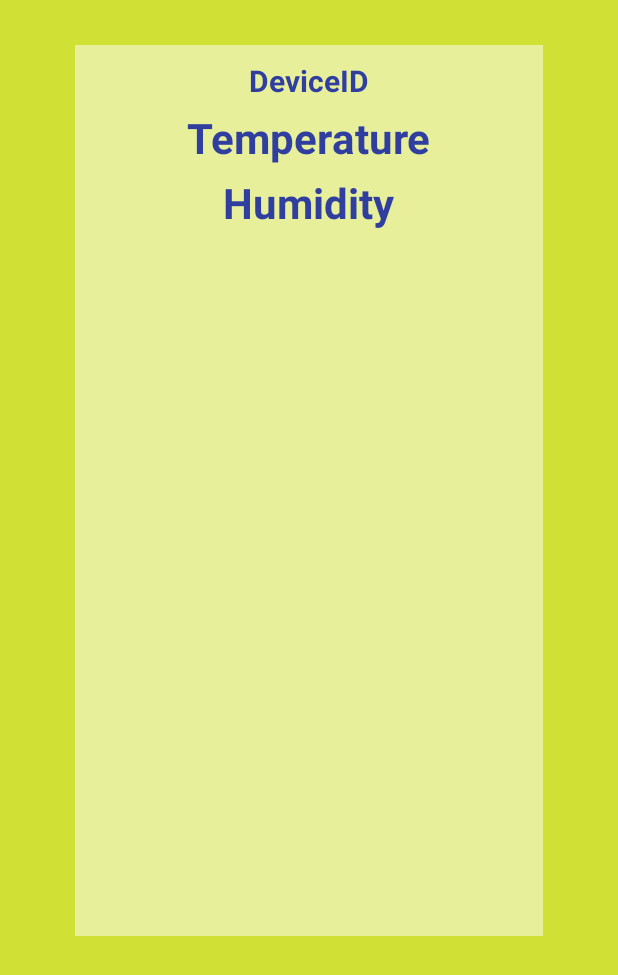
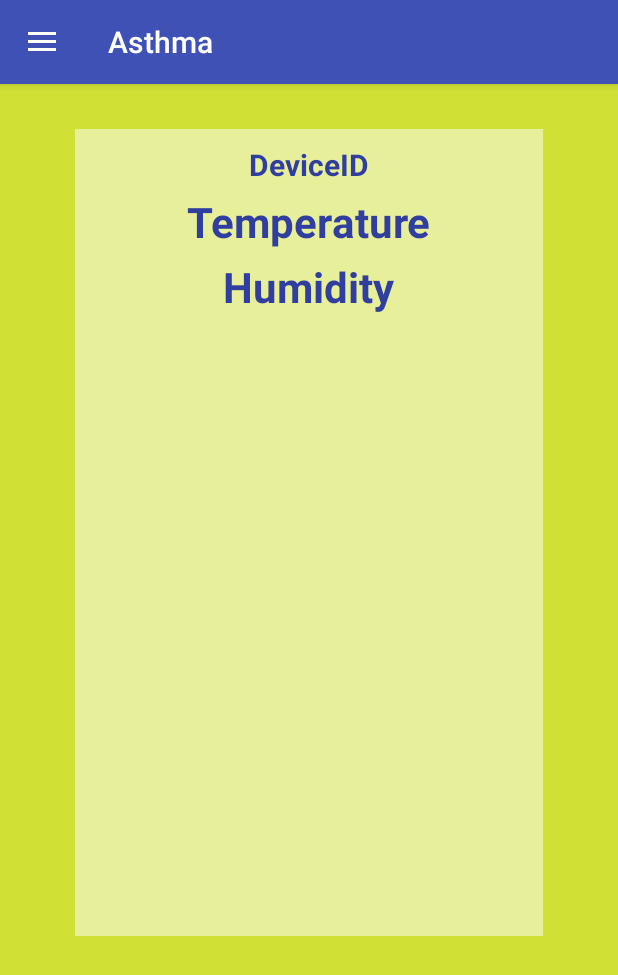
Before and after one commit to MuradAhmad/Asthma, an Android app: the screen it shows after launch (MainActivity), in the side drawer, after a tap on "Medication", on a phone screen of 412 x 824 dp. Shown: the top 975 px of the screen. Run offline under Robolectric (Android 15) with nearby library versions, the phone set to English and light mode, and no system bars; libraries missing offline, so code that uses them is left out: com.neovisionaries.bluetooth, org.altbeacon.beacon; 1 statement that could not run was skipped.

Commit message:
update
update

```diff
--- a/app/src/main/java/com/example/murahmad/asthma/MainActivity.java
+++ b/app/src/main/java/com/example/murahmad/asthma/MainActivity.java
@@ -18,12 +18,16 @@ import android.os.Build;
 import android.os.Handler;
 import android.os.RemoteException;
 import android.provider.Settings;
+import android.support.annotation.NonNull;
 import android.support.annotation.RequiresApi;
 import android.support.v4.app.ActivityCompat;
 import android.support.v4.content.ContextCompat;
+import android.support.v4.widget.DrawerLayout;
+import android.support.v7.app.ActionBarDrawerToggle;
 import android.support.v7.app.AppCompatActivity;
 import android.os.Bundle;
 import android.util.Log;
+import android.view.MenuItem;
 import android.view.View;
 import android.widget.Button;
 import android.widget.TextView;
@@ -62,6 +66,10 @@ public class MainActivity extends AppCompatActivity {
         int rssi;
         byte[] scanData;
     }
+
+
+    private DrawerLayout drawerLayout;
+    private ActionBarDrawerToggle actionBarDrawerToggle;
 
 
     private static final String TAG = "MainActivity";
@@ -108,7 +116,11 @@ public class MainActivity extends AppCompatActivity {
     protected void onCreate(Bundle savedInstanceState) {
         super.onCreate(savedInstanceState);
         setContentView(R.layout.activity_main);
-
+        drawerLayout = (DrawerLayout) findViewById(R.id.drawer);
+        actionBarDrawerToggle = new ActionBarDrawerToggle(this, drawerLayout, R.string.open, R.string.close);
+        drawerLayout.addDrawerListener(actionBarDrawerToggle);
+        actionBarDrawerToggle.syncState();
+        getSupportActionBar().setDisplayHomeAsUpEnabled(true);
 
 
         txtTemperature = (TextView) findViewById(R.id.txtTemperature);
@@ -129,7 +141,6 @@ public class MainActivity extends AppCompatActivity {
 
 
         beaconManager = BeaconManager.getInstanceForApplication(this);
-
 
 
         handler = new Database(this);
@@ -174,10 +185,10 @@ public class MainActivity extends AppCompatActivity {
                 //For eg. textView.setText("SOME TEXT")
                 cursor = db.rawQuery("SELECT * FROM " + Database.DEVICE_TABLE, null);
 
-                if(cursor != null) {
+                if (cursor != null) {
                     cursor.moveToFirst();
 
-                    if(cursor.getCount() > 0){
+                    if (cursor.getCount() > 0) {
 // get values from cursor here
 
 
@@ -186,7 +197,7 @@ public class MainActivity extends AppCompatActivity {
                         String humidity = cursor.getString(cursor.getColumnIndex(Database.HUMIDITY));
 
                         txtDeviceId.setText(deviceId);
-                        txtTemperature.setText(temperature + " °C " );
+                        txtTemperature.setText(temperature + " °C ");
                         txtHumidity.setText(humidity + " % ");
 
                         Log.d("Device ID from Main: ", deviceId);
@@ -199,9 +210,16 @@ public class MainActivity extends AppCompatActivity {
 
     }
 
+    @Override
+    public boolean onOptionsItemSelected(MenuItem item) {
+
+        if (actionBarDrawerToggle.onOptionsItemSelected(item)) {
+            return true;
+        }
 
 
-
+        return super.onOptionsItemSelected(item);
+    }
 
 
 
@@ -341,6 +359,7 @@ Intent intent = new Intent(MainActivity.this, RuuviTagScanner.class);
 
         super.onStart();
     }
+
     @Override
     protected void onResume() {
         super.onResume();
@@ -353,23 +372,36 @@ Intent intent = new Intent(MainActivity.this, RuuviTagScanner.class);
 
         List<String> listPermissionsNeeded = new ArrayList<>();
 
-        if(permissionCoarseLocation != PackageManager.PERMISSION_GRANTED) {
+        if (permissionCoarseLocation != PackageManager.PERMISSION_GRANTED) {
             listPermissionsNeeded.add(Manifest.permission.ACCESS_COARSE_LOCATION);
         }
 
-        if(permissionWriteExternal != PackageManager.PERMISSION_GRANTED) {
+        if (permissionWriteExternal != PackageManager.PERMISSION_GRANTED) {
             listPermissionsNeeded.add(Manifest.permission.WRITE_EXTERNAL_STORAGE);
         }
 
-        if(!listPermissionsNeeded.isEmpty()) {
+        if (!listPermissionsNeeded.isEmpty()) {
             ActivityCompat.requestPermissions(this, listPermissionsNeeded.toArray(new String[listPermissionsNeeded.size()]), 1);
         }
 
 
     }
+
     @Override
     protected void onStop() {
         super.onStop();
     }
 
+
+
+
+
+
+
+
+
+
+
+
+
     }
--- a/app/src/main/res/layout/activity_login.xml
+++ b/app/src/main/res/layout/activity_login.xml
@@ -1,6 +1,7 @@
 <?xml version="1.0" encoding="utf-8"?>
 <RelativeLayout
     xmlns:android="http://schemas.android.com/apk/res/android"
+
     xmlns:tools="http://schemas.android.com/tools"
     android:layout_width="match_parent"
     android:layout_height="match_parent"
@@ -56,7 +57,7 @@
             android:textAlignment="center"/>
 
         <AutoCompleteTextView
-            android:id="@+id/userEmail"
+            android:id="@+id/txtUserEmail"
             android:layout_width="match_parent"
             android:layout_height="40dp"
             android:hint="Email"
@@ -71,7 +72,7 @@
             android:layout_marginBottom="10dp"
             />
         <AutoCompleteTextView
-            android:id="@+id/userPassward"
+            android:id="@+id/txtUserPassward"
             android:layout_width="match_parent"
             android:layout_height="40dp"
             android:hint="Password"
--- a/app/src/main/res/layout/activity_main.xml
+++ b/app/src/main/res/layout/activity_main.xml
@@ -5,7 +5,9 @@
     android:layout_width="match_parent"
     android:layout_height="match_parent"
     tools:context=".MainActivity"
-    android:background="@color/colorBg">
+    android:background="@color/colorBg"
+    android:id="@+id/drawer"
+    >
 
 
     <android.support.design.widget.NavigationView
--- a/app/src/main/res/layout/activity_userregister.xml
+++ b/app/src/main/res/layout/activity_userregister.xml
@@ -2,6 +2,7 @@
 <RelativeLayout
     xmlns:android="http://schemas.android.com/apk/res/android"
     xmlns:tools="http://schemas.android.com/tools"
+
     android:layout_width="match_parent"
     android:layout_height="match_parent"
     android:orientation="vertical"
--- a/app/src/main/res/menu/drawermenu.xml
+++ b/app/src/main/res/menu/drawermenu.xml
@@ -2,7 +2,7 @@
 <menu xmlns:android="http://schemas.android.com/apk/res/android">
     <item android:id="@+id/dashboard" android:title="Dashboard" android:icon="@drawable/ic_dashboard_24dp" />
     <item android:id="@+id/medication" android:title="Medication" android:icon="@drawable/ic_local_pharmacy_24dp"/>
-    <item android:id="@+id/symptoms" android:title="Symptoms" android:icon="@drawable/ic_info_outline_24dp"/>
+    <item android:id="@+id/symptoms" android:title="Symptoms" android:icon="@drawable/ic_description_24dp"/>
     <item android:id="@+id/profile" android:title="Profile" android:icon="@drawable/ic_person_24dp"/>
     <item android:id="@+id/settings" android:title="Settings" android:icon="@drawable/ic_settings_24dp"/>
     <item android:id="@+id/logout" android:title="Logout" android:icon="@drawable/ic_exit_to_app_24dp"/>
--- a/app/src/main/res/values/strings.xml
+++ b/app/src/main/res/values/strings.xml
@@ -1,3 +1,5 @@
 <resources>
     <string name="app_name">Asthma</string>
+    <string name="open">Open</string>
+    <string name="close">Close</string>
 </resources>
--- a/app/src/main/res/values/styles.xml
+++ b/app/src/main/res/values/styles.xml
@@ -1,11 +1,13 @@
 <resources>
 
     <!-- Base application theme. -->
-    <style name="AppTheme" parent="Theme.AppCompat.Light.NoActionBar">
+    <style name="AppTheme" parent="Theme.AppCompat.Light.DarkActionBar">
+
         <!-- Customize your theme here. -->
         <item name="colorPrimary">@color/colorPrimary</item>
         <item name="colorPrimaryDark">@color/colorPrimaryDark</item>
         <item name="colorAccent">@color/colorAccent</item>
     </style>
 
+    <style name="User" parent="Theme.AppCompat.Light.NoActionBar"/>
 </resources>
```
Also changed, not shown: app/src/main/AndroidManifest.xml (+10 -0 lines), app/src/main/java/com/example/murahmad/asthma/Login.java (+60 -1 lines). Lines whose indentation alone changed are shown as unchanged.
